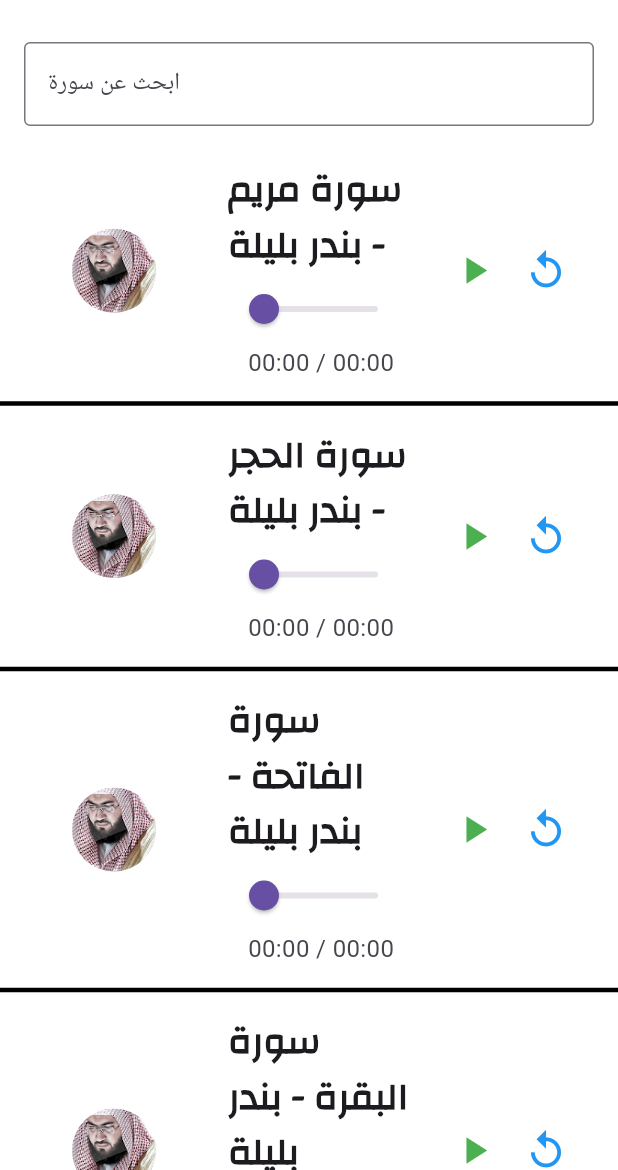
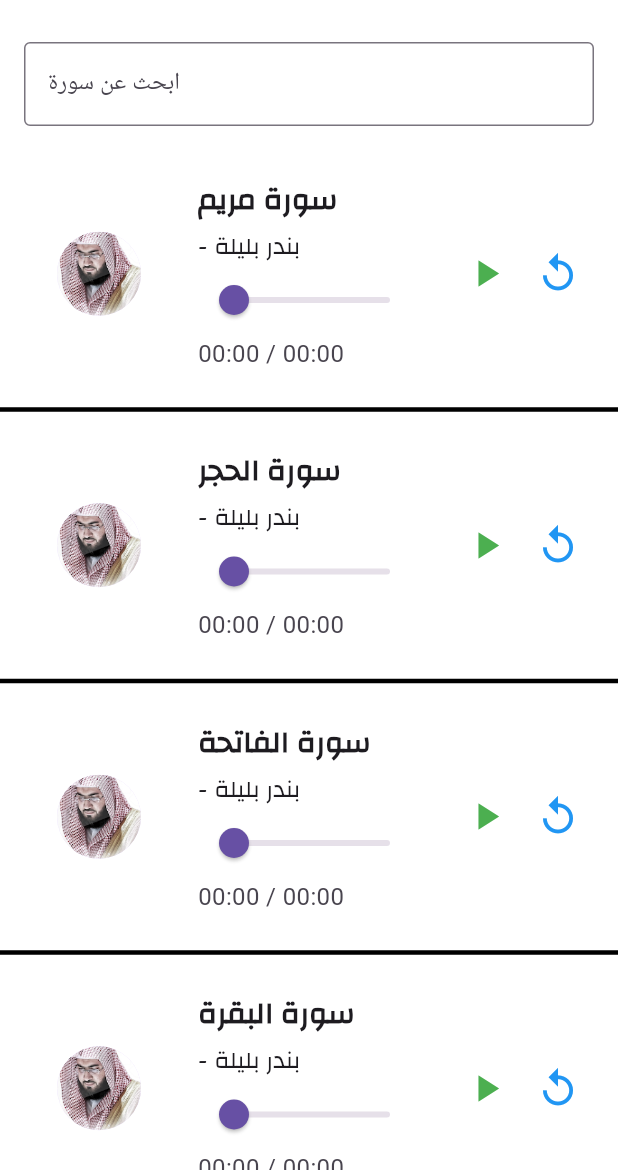
Before and after one commit to jawadnawa/quran_app, a Flutter app: the QuranPageBander screen opened directly, on a phone screen of 412 x 824 dp, the part 66-1236 px from its top. Run offline on Flutter 3.47's test engine with Material 3 defaults, Android fonts, the phone set to English and light mode, and no system bars; our stand-ins replace audioplayers.

Commit message:
UI Fixed

```diff
--- a/lib/main.dart
+++ b/lib/main.dart
@@ -136,19 +136,19 @@ class _QuranPageBanderState extends State<QuranPageBander> {
   final TextEditingController _searchController = TextEditingController();
 
   final List<Map<String, String>> _surahs = [
-    {"name": "سورة مريم - بندر بليلة", "path": "quran-1.mp3"},
-    {"name": "سورة الحجر - بندر بليلة", "path": "quran-2.mp3"},
-    {"name": "سورة الفاتحة - بندر بليلة", "path": "quran-3.mp3"},
-    {"name": "سورة البقرة - بندر بليلة", "path": "quran-4.mp3"},
-    {"name": "سورة آل عمران - بندر بليلة", "path": "quran-5.mp3"},
-    {"name": "سورة النساء - بندر بليلة", "path": "quran-6.mp3"},
-    {"name": "سورة المائدة - بندر بليلة", "path": "quran-7.mp3"},
-    {"name": "سورة الأنعام - بندر بليلة", "path": "quran-8.mp3"},
-    {"name": "سورة الأعراف - بندر بليلة", "path": "quran-9.mp3"},
-    {"name": "سورة الأنفال - بندر بليلة", "path": "quran-10.mp3"},
-    {"name": "سورة التوبة - بندر بليلة", "path": "quran-11.mp3"},
-    {"name": "سورة يونس - بندر بليلة", "path": "quran-12.mp3"},
-    {"name": "سورة هود - بندر بليلة", "path": "quran-13.mp3"},
+    {"name": "سورة مريم", "path": "quran-1.mp3"},
+    {"name": "سورة الحجر", "path": "quran-2.mp3"},
+    {"name": "سورة الفاتحة", "path": "quran-3.mp3"},
+    {"name": "سورة البقرة", "path": "quran-4.mp3"},
+    {"name": "سورة آل عمران", "path": "quran-5.mp3"},
+    {"name": "سورة النساء", "path": "quran-6.mp3"},
+    {"name": "سورة المائدة", "path": "quran-7.mp3"},
+    {"name": "سورة الأنعام", "path": "quran-8.mp3"},
+    {"name": "سورة الأعراف", "path": "quran-9.mp3"},
+    {"name": "سورة الأنفال", "path": "quran-10.mp3"},
+    {"name": "سورة التوبة", "path": "quran-11.mp3"},
+    {"name": "سورة يونس", "path": "quran-12.mp3"},
+    {"name": "سورة هود", "path": "quran-13.mp3"},
   ];
 
   @override
@@ -216,19 +216,36 @@ class _QuranPageBanderState extends State<QuranPageBander> {
     Duration totalDuration = _totalDurations[surahPath] ?? Duration.zero;
 
     return ListTile(
+      contentPadding: const EdgeInsets.symmetric(vertical: 10, horizontal: 16),
       leading: const CircleAvatar(
-        backgroundImage: AssetImage("images/bander.webp"),
-        radius: 60,
+        backgroundImage: AssetImage("images/bander.webp"), // صورة القارئ
+        radius: 50,
       ),
-      title: Text(
+      title: Column(
+        crossAxisAlignment:
+            CrossAxisAlignment.start, // محاذاة العمود إلى اليسار
+        children: [
+          Text(
             surahName,
             style: const TextStyle(
-          fontSize: 25,
+              fontSize: 20,
               fontWeight: FontWeight.bold,
               fontFamily: "Changa",
             ),
           ),
+          const SizedBox(height: 4), // مسافة تفصل بين الاسم واسم القارئ
+          Text(
+            "- بندر بليلة", // اسم القارئ
+            style: const TextStyle(
+              fontSize: 16,
+              fontWeight: FontWeight.normal,
+              fontFamily: "Changa",
+            ),
+          ),
+        ],
+      ),
       subtitle: Column(
+        crossAxisAlignment: CrossAxisAlignment.start,
         children: [
           Slider(
             value: currentPosition.inSeconds.toDouble(),
@@ -362,19 +379,19 @@ class _QuranPageAliJaberState extends State<QuranPageAliJaber> {
   final TextEditingController _searchController = TextEditingController();
 
   final List<Map<String, String>> _surahs = [
-    {"name": "سورة مريم - علي جابر", "path": "quran-1.mp3"},
-    {"name": "سورة الحجر - علي جابر", "path": "quran-2.mp3"},
-    {"name": "سورة البقرة - علي جابر", "path": "quran-3.mp3"},
-    {"name": "سورة الكافرون - علي جابر", "path": "quran-4.mp3"},
-    {"name": "سورة الفاتحة - علي جابر", "path": "quran-5.mp3"},
-    {"name": "سورة النساء - علي جابر", "path": "quran-6.mp3"},
-    {"name": "سورة المائدة - علي جابر", "path": "quran-7.mp3"},
-    {"name": "سورة الأنعام - علي جابر", "path": "quran-8.mp3"},
-    {"name": "سورة الأعراف - علي جابر", "path": "quran-9.mp3"},
-    {"name": "سورة الأنفال - علي جابر", "path": "quran-10.mp3"},
-    {"name": "سورة التوبة - علي جابر", "path": "quran-11.mp3"},
-    {"name": "سورة يونس - علي جابر", "path": "quran-12.mp3"},
-    {"name": "سورة هود - علي جابر", "path": "quran-13.mp3"},
+    {"name": "سورة مريم", "path": "quran-1.mp3"},
+    {"name": "سورة الحجر", "path": "quran-2.mp3"},
+    {"name": "سورة الفاتحة", "path": "quran-3.mp3"},
+    {"name": "سورة البقرة", "path": "quran-4.mp3"},
+    {"name": "سورة آل عمران", "path": "quran-5.mp3"},
+    {"name": "سورة النساء", "path": "quran-6.mp3"},
+    {"name": "سورة المائدة", "path": "quran-7.mp3"},
+    {"name": "سورة الأنعام", "path": "quran-8.mp3"},
+    {"name": "سورة الأعراف", "path": "quran-9.mp3"},
+    {"name": "سورة الأنفال", "path": "quran-10.mp3"},
+    {"name": "سورة التوبة", "path": "quran-11.mp3"},
+    {"name": "سورة يونس", "path": "quran-12.mp3"},
+    {"name": "سورة هود", "path": "quran-13.mp3"},
   ];
 
   @override
@@ -442,20 +459,36 @@ class _QuranPageAliJaberState extends State<QuranPageAliJaber> {
     Duration totalDuration = _totalDurations[surahPath] ?? Duration.zero;
 
     return ListTile(
+      contentPadding: const EdgeInsets.symmetric(vertical: 10, horizontal: 16),
       leading: const CircleAvatar(
-        backgroundImage: AssetImage("images/ali.jpg"),
-        radius: 60,
-        backgroundColor: Colors.black,
+        backgroundImage: AssetImage("images/ali.jpg"), // صورة القارئ
+        radius: 50,
       ),
-      title: Text(
+      title: Column(
+        crossAxisAlignment:
+            CrossAxisAlignment.start, // محاذاة العمود إلى اليسار
+        children: [
+          Text(
             surahName,
             style: const TextStyle(
-          fontSize: 25,
+              fontSize: 20,
               fontWeight: FontWeight.bold,
               fontFamily: "Changa",
             ),
           ),
+          const SizedBox(height: 4), // مسافة تفصل بين الاسم واسم القارئ
+          Text(
+            "- علي جابر" ,// اسم القارئ
+            style: const TextStyle(
+              fontSize: 16,
+              fontWeight: FontWeight.normal,
+              fontFamily: "Changa",
+            ),
+          ),
+        ],
+      ),
       subtitle: Column(
+        crossAxisAlignment: CrossAxisAlignment.start,
         children: [
           Slider(
             value: currentPosition.inSeconds.toDouble(),
@@ -534,7 +567,8 @@ class _QuranPageAliJaberState extends State<QuranPageAliJaber> {
               padding: const EdgeInsets.all(16.0),
               child: TextField(
                 controller: _searchController,
-                textDirection: TextDirection.rtl, // ضبط اتجاه النص ليكون من اليمين لليسار
+                textDirection:
+                    TextDirection.rtl, // ضبط اتجاه النص ليكون من اليمين لليسار
                 textAlign: TextAlign.right, // محاذاة النص إلى اليمين
                 decoration: InputDecoration(
                   labelText: 'ابحث عن سورة',
```
Lines whose indentation alone changed are shown as unchanged.
